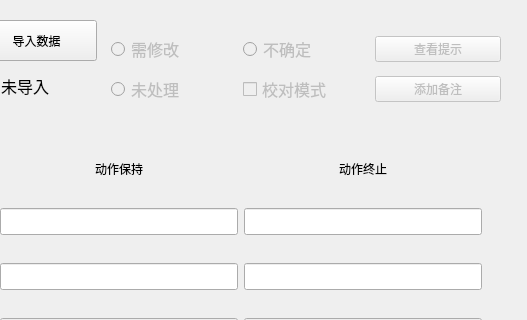
The window that window.ui (leiborzhu/gloss_pattern_ui) describes before a commit, drawn with Qt 5; both pictures show x 839 to 1366 and y 0 to 320 of the 1366 by 768 pixel window.
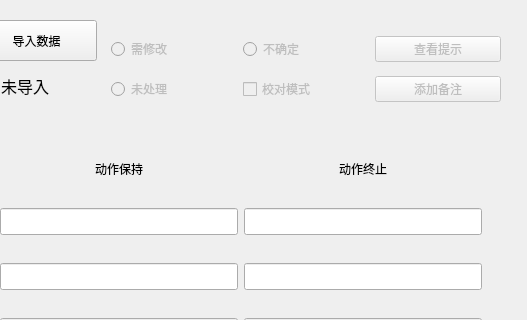
The same window after the commit.

Diff of the .ui file:
```diff
--- a/window.ui
+++ b/window.ui
@@ -850,7 +850,7 @@
        </property>
        <property name="font">
         <font>
-         <pointsize>12</pointsize>
+         <pointsize>9</pointsize>
         </font>
        </property>
        <property name="text">
@@ -868,7 +868,7 @@
        </property>
        <property name="font">
         <font>
-         <pointsize>12</pointsize>
+         <pointsize>9</pointsize>
         </font>
        </property>
        <property name="text">
@@ -886,7 +886,7 @@
        </property>
        <property name="font">
         <font>
-         <pointsize>12</pointsize>
+         <pointsize>9</pointsize>
         </font>
        </property>
        <property name="text">
@@ -936,7 +936,7 @@
        </property>
        <property name="font">
         <font>
-         <pointsize>12</pointsize>
+         <pointsize>9</pointsize>
         </font>
        </property>
        <property name="text">
```
